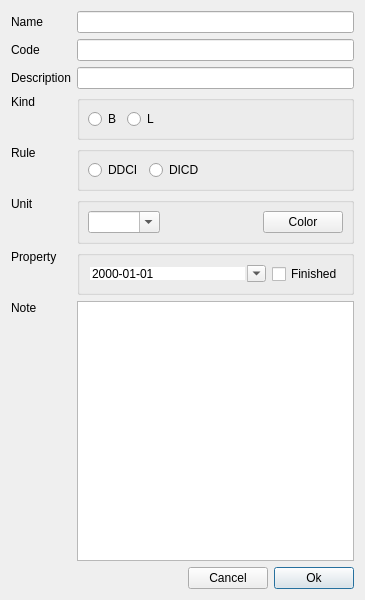
First picture: the form in dialog/insertnode/insertnodetask.ui, repository ytxerp/ytx-client, before the edit.
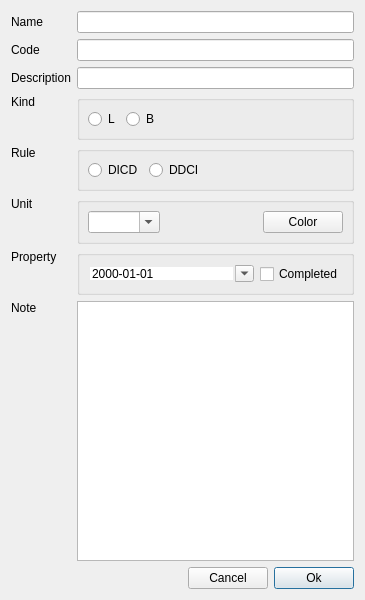
Second picture: the form after the edit. Custom widgets are drawn as their Qt base class.

Diff of the .ui file:
```diff
--- a/dialog/insertnode/insertnodetask.ui
+++ b/dialog/insertnode/insertnodetask.ui
@@ -230,16 +230,6 @@
       <property name="spacing">
        <number>-1</number>
       </property>
-      <item row="0" column="0">
-       <widget class="QRadioButton" name="rBtnBranch">
-        <property name="toolTip">
-         <string>Branch</string>
-        </property>
-        <property name="text">
-         <string notr="true">B</string>
-        </property>
-       </widget>
-      </item>
       <item row="0" column="3">
        <spacer name="horizontalSpacer_4">
         <property name="orientation">
@@ -263,6 +253,16 @@
         </property>
        </widget>
       </item>
+      <item row="0" column="2">
+       <widget class="QRadioButton" name="rBtnBranch">
+        <property name="toolTip">
+         <string>Branch</string>
+        </property>
+        <property name="text">
+         <string notr="true">B</string>
+        </property>
+       </widget>
+      </item>
      </layout>
     </widget>
    </item>
@@ -293,16 +293,6 @@
       <property name="bottomMargin">
        <number>8</number>
       </property>
-      <item>
-       <widget class="QRadioButton" name="rBtnDDCI">
-        <property name="toolTip">
-         <string>Debit Decrease, Credit Increase</string>
-        </property>
-        <property name="text">
-         <string notr="true">DDCI</string>
-        </property>
-       </widget>
-      </item>
       <item>
        <widget class="QRadioButton" name="rBtnDICD">
         <property name="toolTip">
@@ -313,6 +303,16 @@
         </property>
        </widget>
       </item>
+      <item>
+       <widget class="QRadioButton" name="rBtnDDCI">
+        <property name="toolTip">
+         <string>Debit Decrease, Credit Increase</string>
+        </property>
+        <property name="text">
+         <string notr="true">DDCI</string>
+        </property>
+       </widget>
+      </item>
       <item>
        <spacer name="horizontalSpacer_2">
         <property name="orientation">
@@ -372,7 +372,7 @@
          </sizepolicy>
         </property>
         <property name="text">
-         <string>Finished</string>
+         <string>Completed</string>
         </property>
        </widget>
       </item>
```
Left out of the diff: 2 changed lines with no effect on the pictures.
